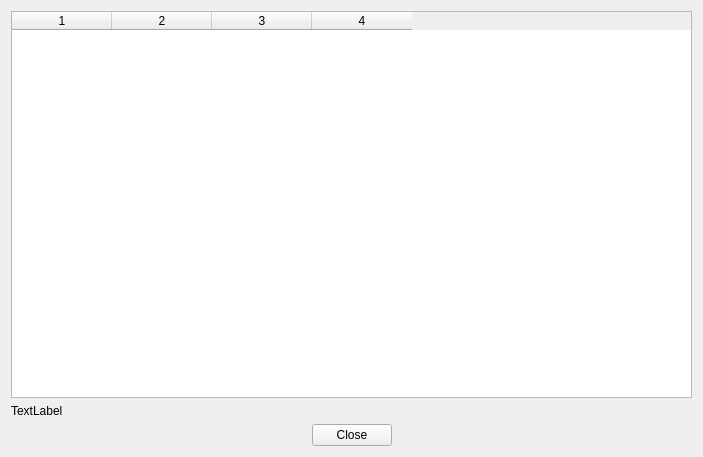
Before: the Qt Designer form resource/StateHistory.ui in dseredyn/rqt_agent, drawn with Qt 5.
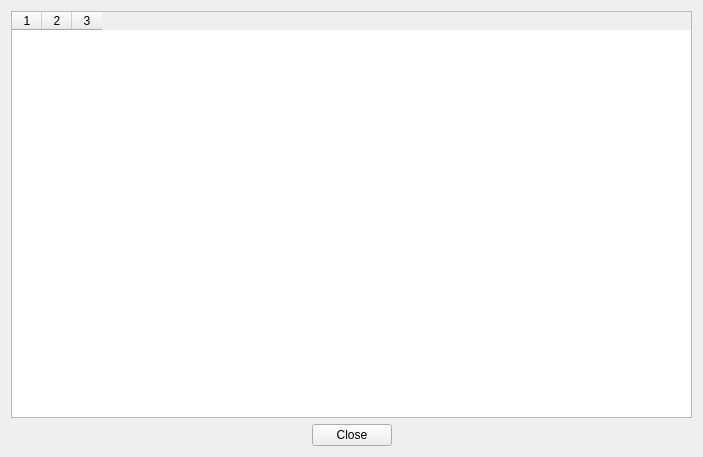
After: the same form once the commit is applied.

Commit message: better visualization of predicates

The edit to the form file:
```diff
--- a/resource/StateHistory.ui
+++ b/resource/StateHistory.ui
@@ -17,19 +17,23 @@
    <item>
     <widget class="QTableWidget" name="tableWidget">
      <property name="columnCount">
-      <number>4</number>
+      <number>3</number>
      </property>
+     <attribute name="horizontalHeaderDefaultSectionSize">
+      <number>30</number>
+     </attribute>
+     <attribute name="horizontalHeaderHighlightSections">
+      <bool>false</bool>
+     </attribute>
+     <attribute name="horizontalHeaderMinimumSectionSize">
+      <number>10</number>
+     </attribute>
+     <attribute name="verticalHeaderHighlightSections">
+      <bool>false</bool>
+     </attribute>
      <column/>
      <column/>
      <column/>
-     <column/>
-    </widget>
-   </item>
-   <item>
-    <widget class="QLabel" name="labelCurrentPredicates">
-     <property name="text">
-      <string>TextLabel</string>
-     </property>
     </widget>
    </item>
    <item>
```
The commit also changes 2 other files.
